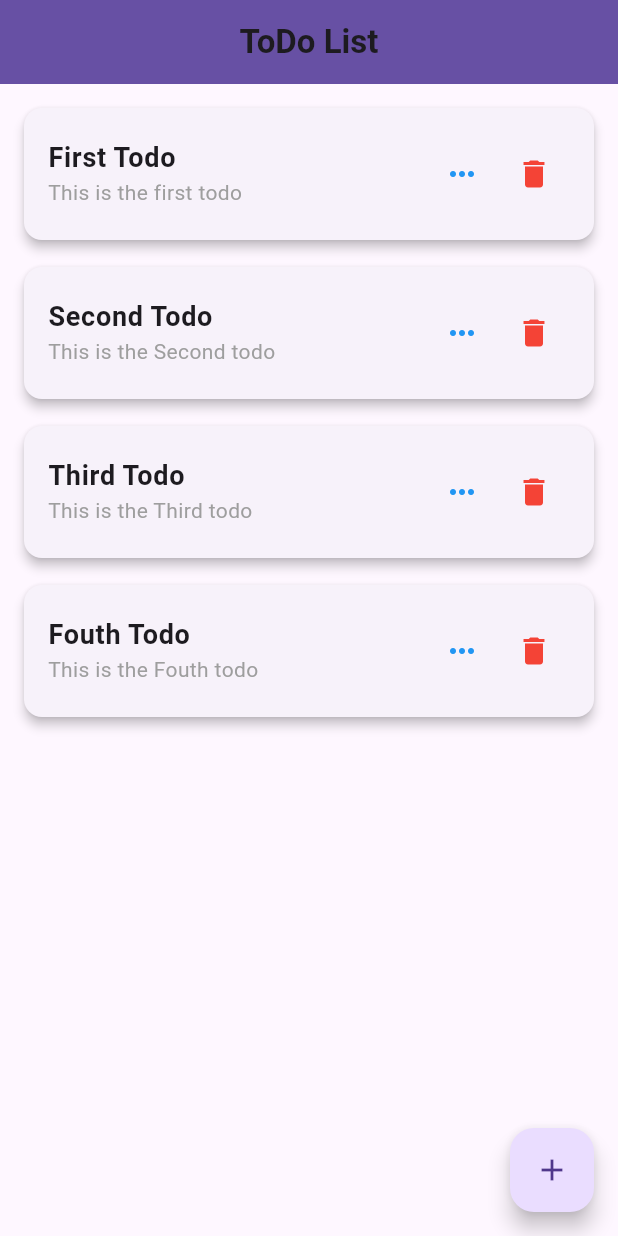
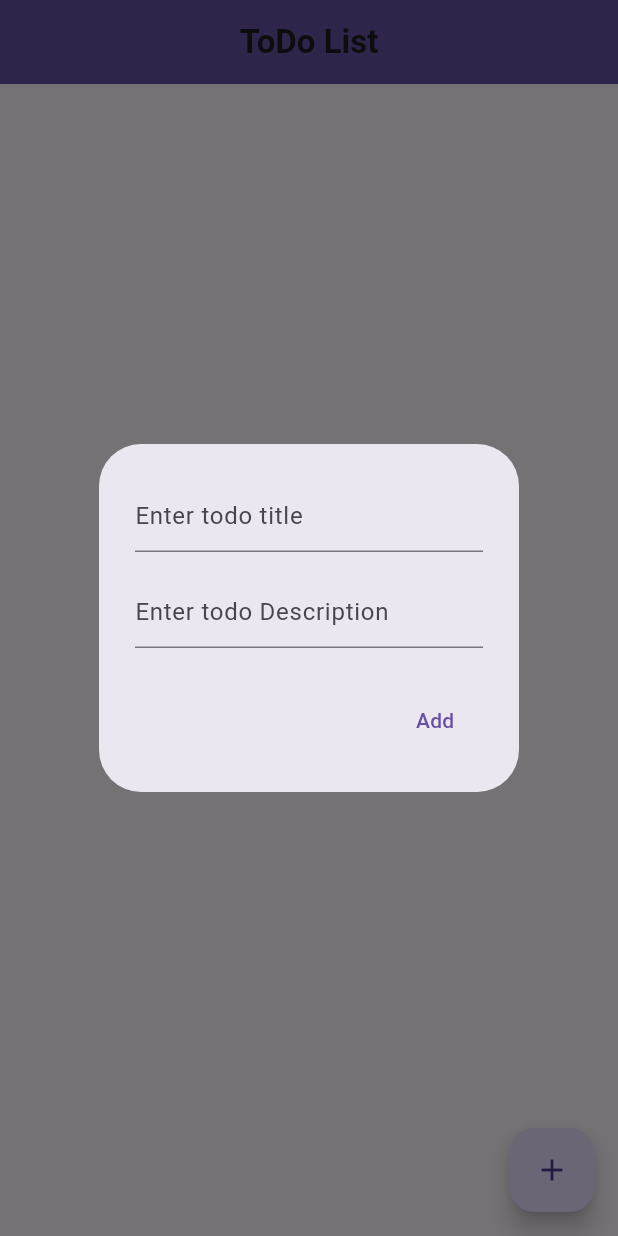
Before and after one commit to moseskamira/todo, a Flutter app: the screen it shows after launch, after a tap on the "add" icon, on a phone screen of 412 x 824 dp. Run offline on Flutter 3.47's test engine with Material 3 defaults, Android fonts, the phone set to English and light mode, and no system bars; our stand-ins replace google_fonts, hive, hive_flutter, sizer; accounts and stored records are empty.

```diff
--- a/lib/main.dart
+++ b/lib/main.dart
@@ -1,5 +1,10 @@
 import 'package:flutter/material.dart';
+import 'package:hive_flutter/adapters.dart';
 
 import 'my_app.dart';
 
-void main() => runApp(const MyApp());
+void main() async {
+  await Hive.initFlutter();
+  await Hive.openBox<dynamic>('todoBox');
+  runApp(const MyApp());
+}
--- a/lib/models/todo_model.dart
+++ b/lib/models/todo_model.dart
@@ -1,16 +1,21 @@
+import 'package:hive/hive.dart';
 import 'package:json_annotation/json_annotation.dart';
 
 part 'todo_model.g.dart';
 
+@HiveType(typeId: 0)
 @JsonSerializable()
-class TodoModel {
-  int? id;
+class TodoModel extends HiveObject {
+  @HiveField(0)
   String? title;
+
+  @HiveField(1)
   String? description;
+
+  @HiveField(2)
   String? status;
 
   TodoModel({
-    this.id,
     this.title,
     this.description,
     this.status,
--- a/lib/pages/home_page.dart
+++ b/lib/pages/home_page.dart
@@ -1,8 +1,9 @@
 import 'package:flutter/material.dart';
-import 'package:provider/provider.dart';
+import 'package:hive_flutter/adapters.dart';
 import 'package:todo/models/todo_model.dart';
-import 'package:todo/routes/route_name.dart';
-import 'package:todo/view_model/todos_provider.dart';
+
+import '../routes/route_name.dart';
+import '../widgets/add_todo_dialog.dart';
 
 class HomePage extends StatefulWidget {
   const HomePage({super.key});
@@ -12,9 +13,10 @@ class HomePage extends StatefulWidget {
 }
 
 class _HomePageState extends State<HomePage> {
+  Box todoBox = Hive.box<dynamic>('todoBox');
+
   @override
   Widget build(BuildContext context) {
-    final todoProvider = Provider.of<TodosProvider>(context);
     return Scaffold(
       appBar: AppBar(
         backgroundColor: Theme.of(context).colorScheme.primary,
@@ -26,31 +28,16 @@ class _HomePageState extends State<HomePage> {
         ),
         centerTitle: true,
       ),
-      body: FutureBuilder<List<TodoModel>>(
-        future: todoProvider.fetchTodos(),
-        builder: (context, snapshot) {
-          if (snapshot.connectionState == ConnectionState.waiting) {
-            return const Center(child: CircularProgressIndicator());
+      body: ValueListenableBuilder(
+        valueListenable: todoBox.listenable(),
+        builder: (context, Box<dynamic> box, _) {
+          if (box.isEmpty) {
+            return Center(child: Text('No Todos Yet.'));
           }
-          if (snapshot.hasError) {
-            return const Center(
-              child: Text(
-                'Could not load Todos',
-                style: TextStyle(color: Colors.red),
-              ),
-            );
-          }
-          if (!snapshot.hasData || snapshot.data!.isEmpty) {
-            return const Center(child: Text('No Todos Found'));
-          }
-          List<TodoModel> myTodos = snapshot.data!;
-          return Padding(
-            padding: const EdgeInsets.all(12.0),
-            child: ListView.separated(
-              itemCount: myTodos.length,
+          return ListView.separated(
+            itemCount: box.length,
             itemBuilder: (context, index) {
-                final todo = myTodos[index];
-
+              final todo = box.getAt(index);
               return Card(
                 elevation: 3,
                 shape: RoundedRectangleBorder(
@@ -62,14 +49,14 @@ class _HomePageState extends State<HomePage> {
                     vertical: 8,
                   ),
                   title: Text(
-                      todo.title ?? 'No Title',
+                    todo['title'] ?? 'No Title',
                     style: const TextStyle(
                       fontSize: 18,
                       fontWeight: FontWeight.w600,
                     ),
                   ),
                   subtitle: Text(
-                      todo.description ?? 'No Description',
+                    todo['description'] ?? 'No Description',
                     style: const TextStyle(fontSize: 14, color: Colors.grey),
                     maxLines: 2,
                     overflow: TextOverflow.ellipsis,
@@ -78,12 +65,15 @@ class _HomePageState extends State<HomePage> {
                     mainAxisSize: MainAxisSize.min,
                     children: [
                       IconButton(
-                          icon:
-                              const Icon(Icons.more_horiz, color: Colors.blue),
+                        icon: const Icon(Icons.more_horiz, color: Colors.blue),
                         onPressed: () {
+                          TodoModel tm = TodoModel();
+                          tm.title = todo['title'];
+                          tm.description = todo['description'];
+                          tm.status = todo['status'];
                           Navigator.of(context).pushNamed(
                             RouteName.todoDetailsScreen,
-                              arguments: {'todo': todo},
+                            arguments: {'todo': tm},
                           );
                         },
                       ),
@@ -99,13 +89,15 @@ class _HomePageState extends State<HomePage> {
               );
             },
             separatorBuilder: (context, index) => const SizedBox(height: 10),
-            ),
           );
         },
       ),
       floatingActionButton: FloatingActionButton(
         onPressed: () {
-          // Navigator.of(context).pushNamed(RouteName.addTodoScreen);
+          showDialog(
+            context: context,
+            builder: (context) => AddTodoDialog(todoBox: todoBox),
+          );
         },
         child: const Icon(Icons.add),
       ),
--- a/lib/view_model/todos_provider.dart
+++ b/lib/view_model/todos_provider.dart
@@ -1,9 +1,16 @@
 import 'package:flutter/material.dart';
+import 'package:hive/hive.dart';
 import 'package:todo/data_source/todo_data.dart';
 import 'package:todo/models/todo_model.dart';
 
 class TodosProvider extends ChangeNotifier {
+  Box<dynamic> todoBox = Hive.box('todoBox');
+
   Future<List<TodoModel>> fetchTodos() async {
     return TodoData.todos();
   }
+
+  void addToDo(TodoModel todoModel) {
+    todoBox.add(todoModel.toJson());
+  }
 }
--- /dev/null
+++ b/lib/widgets/add_todo_dialog.dart
@@ -0,0 +1,47 @@
+import 'package:flutter/material.dart';
+import 'package:hive/hive.dart';
+import 'package:provider/provider.dart';
+
+import '../models/todo_model.dart';
+import '../view_model/todos_provider.dart';
+
+class AddTodoDialog extends StatelessWidget {
+  final Box<dynamic> todoBox;
+  final TextEditingController _titleController = TextEditingController();
+  final TextEditingController _descController = TextEditingController();
+
+  AddTodoDialog({super.key, required this.todoBox});
+
+  @override
+  Widget build(BuildContext context) {
+    final todoProvider = Provider.of<TodosProvider>(context);
+    return AlertDialog(
+      title: TextField(
+        controller: _titleController,
+        decoration: InputDecoration(hintText: 'Enter todo title'),
+      ),
+      content: TextField(
+        controller: _descController,
+        decoration: InputDecoration(hintText: 'Enter todo Description'),
+      ),
+      actions: <Widget>[
+        TextButton(
+          onPressed: () {
+            if (_titleController.text.isNotEmpty &&
+                _descController.text.isNotEmpty) {
+              TodoModel tModel = TodoModel();
+              tModel
+                ..title = _titleController.text.trim()
+                ..description = _descController.text.trim()
+                ..status = 'Pending';
+              todoProvider.addToDo(tModel);
+
+              Navigator.of(context).pop();
+            }
+          },
+          child: Text('Add'),
+        ),
+      ],
+    );
+  }
+}
```
Also changed, not shown: pubspec.yaml (+6 -3 lines), lib/models/todo_model.g.dart, pubspec.lock. Lines whose indentation alone changed are shown as unchanged.
